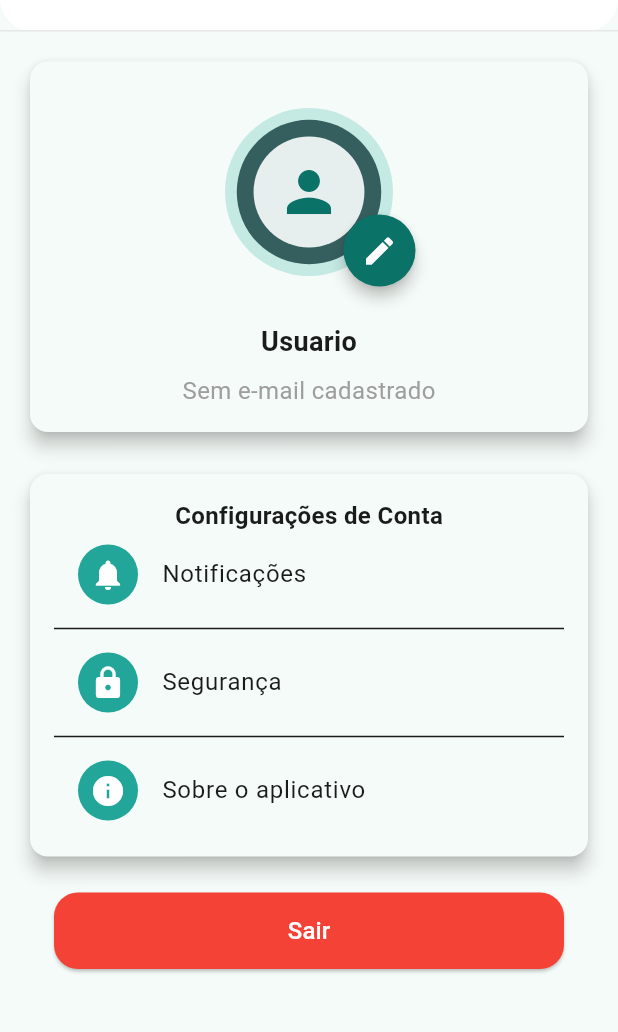
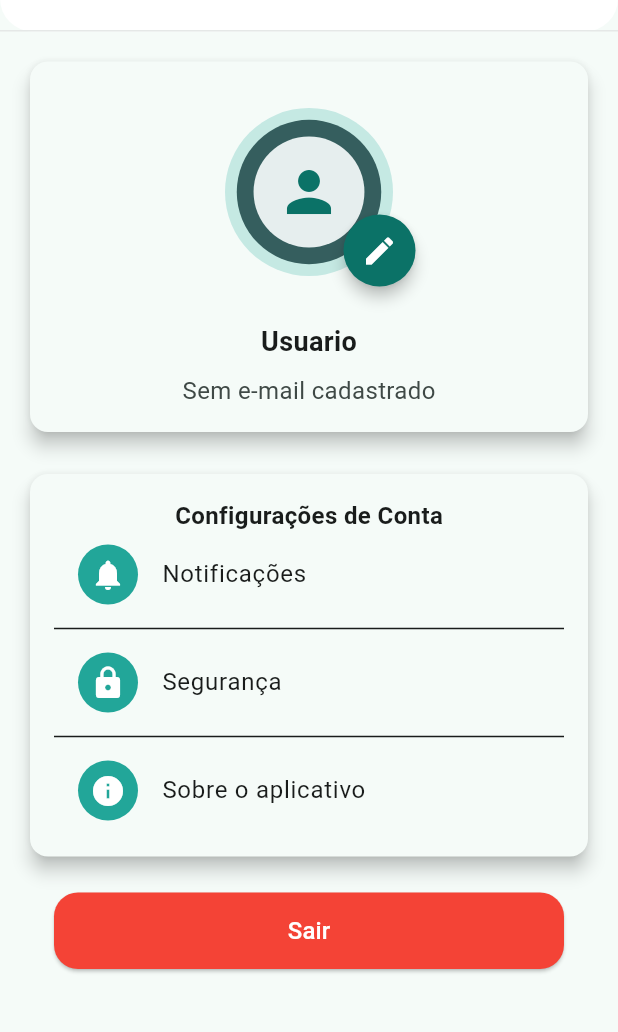
Before and after one commit to JonathanOishi/geo_tasks, a Flutter app: the ProfilePage screen opened by its route, on a phone screen of 412 x 824 dp, the part 90-1122 px from its top. Run offline on Flutter 3.47's test engine with Material 3 defaults, Android fonts, the phone set to English and light mode, and no system bars; our stand-ins replace cloud_firestore, firebase_auth, firebase_core, flutter_dotenv, flutter_slidable, geolocator and 1 more; accounts and stored records are empty; network calls fail.

Commit message:
melhorando o App

```diff
--- a/lib/app/theme/app_colors.dart
+++ b/lib/app/theme/app_colors.dart
@@ -6,17 +6,45 @@ class AppColors {
   static const Color primary = Color(0xFF22A699);
   static const Color secondary = Color(0xFF5CCFC4);
   static const Color tertiary = Color(0xFF1B8E82);
+  static const Color appBarTitle = Color(0xFF0B7267);
+  static const Color appBarSubtitle = Color(0xFF58615F);
+  static const Color appBarBackground = Color(0xFFFFFFFF);
+  static const Color appBarDivider = Color(0xFFE5E8E7);
   static const Color background = Color(0xFFF5FBF8);
   static const Color surface = Color(0xFFF5FBF8);
   static const Color surfaceLowest = Color(0xFFFFFFFF);
   static const Color surfaceContainer = Color(0xFFEFF5F2);
+  static const Color surfaceAlt = Color(0xFFF0F6F5);
+  static const Color surfaceSoft = Color(0xFFECF8F4);
+  static const Color surfaceBright = Color(0xFFF9FCFB);
+  static const Color surfaceTint = Color(0xFFC9EDE7);
+  static const Color surfaceTintStrong = Color(0xFF94D7CC);
   static const Color onPrimary = Color(0xFFFFFFFF);
   static const Color textPrimary = Color(0xFF191C1B);
   static const Color textSecondary = Color(0xFF3F4946);
+  static const Color textMuted = Color(0xFF9AA8A3);
   static const Color onSurface = Color(0xFF191C1B);
   static const Color onSurfaceVariant = Color(0xFF3F4946);
   static const Color outline = Color(0xFF6F7976);
+  static const Color outlineSoft = Color(0xFFE8F7F5);
+  static const Color textOnMuted = Color(0xFF374B49);
+  static const Color textDisabled = Color(0xFFB8C4C2);
+  static const Color textCalendar = Color(0xFF7E8D8B);
+  static const Color avatarBorder = Color(0xFF17A89B);
+  static const Color avatarBackground = Color(0xFFDAF5F1);
+  static const Color avatarOuter = Color(0xFF1AA79A);
+  static const Color avatarInner = Color(0xFF355E5E);
+  static const Color avatarSurface = Color(0xFFE6EEEE);
+  static const Color avatarIcon = Color(0xFF0B7267);
+  static const Color avatarEditBackground = Color(0xFF0B7267);
+  static const Color avatarEditIcon = Color(0xFFFFFFFF);
   static const Color success = Color(0xFF4CAF50);
   static const Color warning = Color(0xFFFFB300);
   static const Color error = Color(0xFFF44336);
+  static const Color shadowLight = Color(0x0D000000);
+  static const Color transparent = Color(0x00000000);
+  static const Color googleBlue = Color(0xFF4285F4);
+  static const Color googleRed = Color(0xFFEA4335);
+  static const Color googleYellow = Color(0xFFFBBC05);
+  static const Color googleGreen = Color(0xFF34A853);
 }
--- a/lib/features/tasks/viewmodels/crud_view_model.dart
+++ b/lib/features/tasks/viewmodels/crud_view_model.dart
@@ -19,7 +19,6 @@ class CrudViewModel {
 
   Future<void> setCurrentLocationForTask(
     BuildContext context,
-    int index,
     Task task,
   ) async {
     try {
@@ -37,7 +36,6 @@ class CrudViewModel {
           : 'Meu local';
 
       await tasksViewModel.updateTask(
-        index,
         task.copyWith(
           location: locationName,
           latitude: position.latitude,
@@ -59,13 +57,13 @@ class CrudViewModel {
     );
   }
 
-  Future<void> editTask(BuildContext context, int index) async {
+  Future<void> editTask(BuildContext context, Task task) async {
     final tasksViewModel = Provider.of<TasksViewModel>(context, listen: false);
     await Navigator.of(context).pushNamed(
       AppRoutes.addEditTask,
       arguments: AddEditTaskArgs(
         tasksViewModel: tasksViewModel,
-        taskIndex: index,
+        task: task,
       ),
     );
   }
--- a/lib/features/tasks/views/profile_page.dart
+++ b/lib/features/tasks/views/profile_page.dart
@@ -78,15 +78,18 @@ class _ProfilePageState extends State<ProfilePage> {
                   width: 44,
                   height: 4,
                   decoration: BoxDecoration(
-                    color: Colors.black12,
+                    color: AppColors.shadowLight,
                     borderRadius: BorderRadius.circular(100),
                   ),
                 ),
                 const SizedBox(height: 18),
                 ListTile(
                   leading: const CircleAvatar(
-                    backgroundColor: Color(0xFFE8F7F5),
-                    child: Icon(Icons.photo_camera, color: Color(0xFF0B7267)),
+                    backgroundColor: AppColors.outlineSoft,
+                    child: Icon(
+                      Icons.photo_camera,
+                      color: AppColors.avatarIcon,
+                    ),
                   ),
                   title: const Text('Tirar foto'),
                   onTap: () async {
@@ -100,8 +103,11 @@ class _ProfilePageState extends State<ProfilePage> {
                 ),
                 ListTile(
                   leading: const CircleAvatar(
-                    backgroundColor: Color(0xFFE8F7F5),
-                    child: Icon(Icons.photo_library, color: Color(0xFF0B7267)),
+                    backgroundColor: AppColors.outlineSoft,
+                    child: Icon(
+                      Icons.photo_library,
+                      color: AppColors.avatarIcon,
+                    ),
                   ),
                   title: const Text('Abrir galeria'),
                   onTap: () async {
@@ -133,7 +139,7 @@ class _ProfilePageState extends State<ProfilePage> {
     return Scaffold(
       appBar: AppBar(
         automaticallyImplyLeading: false,
-        backgroundColor: Colors.white,
+        backgroundColor: AppColors.appBarBackground,
         elevation: 0,
         scrolledUnderElevation: 0,
         toolbarHeight: 80,
@@ -152,7 +158,7 @@ class _ProfilePageState extends State<ProfilePage> {
               style: TextStyle(
                 fontSize: 36,
                 fontWeight: FontWeight.w700,
-                color: Color(0xFF0B7267),
+                color: AppColors.appBarTitle,
                 height: 1.1,
               ),
             ),
@@ -164,7 +170,7 @@ class _ProfilePageState extends State<ProfilePage> {
           child: Divider(
             height: 1,
             thickness: 1,
-            color: Color(0xFFE5E8E7),
+            color: AppColors.appBarDivider,
           ),
         ),
       ),
@@ -203,7 +209,7 @@ class _ProfilePageState extends State<ProfilePage> {
                             userEmail,
                             style: TextStyle(
                               fontSize: 16,
-                              color: Colors.grey,
+                              color: AppColors.textSecondary,
                             ),
                           ),
                         ],
--- a/lib/features/tasks/widgets/custom_nav_bar.dart
+++ b/lib/features/tasks/widgets/custom_nav_bar.dart
@@ -124,7 +124,7 @@ class _NavItem extends StatelessWidget {
           decoration: BoxDecoration(
             color: isSelected
                 ? AppColors.primary.withValues(alpha: 0.95)
-                : Colors.transparent,
+                : AppColors.transparent,
             borderRadius: BorderRadius.circular(24),
           ),
           padding: const EdgeInsets.symmetric(horizontal: 10),
--- a/lib/features/tasks/widgets/profile_avatar.dart
+++ b/lib/features/tasks/widgets/profile_avatar.dart
@@ -2,6 +2,7 @@ import 'dart:convert';
 import 'dart:typed_data';
 
 import 'package:flutter/material.dart';
+import 'package:geo_tasks/app/theme/app_colors.dart';
 
 class ProfileAvatar extends StatelessWidget {
   const ProfileAvatar({
@@ -37,7 +38,7 @@ class ProfileAvatar extends StatelessWidget {
             height: outerSize,
             decoration: BoxDecoration(
               shape: BoxShape.circle,
-              color: const Color(0xFF1AA79A).withValues(alpha: 0.22),
+              color: AppColors.avatarOuter.withValues(alpha: 0.22),
             ),
           ),
           Container(
@@ -45,7 +46,7 @@ class ProfileAvatar extends StatelessWidget {
             height: innerSize,
             decoration: const BoxDecoration(
               shape: BoxShape.circle,
-              color: Color(0xFF355E5E),
+              color: AppColors.avatarInner,
             ),
           ),
           Container(
@@ -53,7 +54,7 @@ class ProfileAvatar extends StatelessWidget {
             height: imageSize,
             decoration: const BoxDecoration(
               shape: BoxShape.circle,
-              color: Color(0xFFE6EEEE),
+              color: AppColors.avatarSurface,
             ),
             child: ClipOval(
               child: imageBytes != null
@@ -73,13 +74,13 @@ class ProfileAvatar extends StatelessWidget {
                       errorBuilder: (_, _, _) => const Icon(
                         Icons.person,
                         size: 44,
-                        color: Color(0xFF0B7267),
+                        color: AppColors.avatarIcon,
                       ),
                     )
                   : const Icon(
                       Icons.person,
                       size: 44,
-                      color: Color(0xFF0B7267),
+                      color: AppColors.avatarIcon,
                     ),
             ),
           ),
@@ -87,7 +88,7 @@ class ProfileAvatar extends StatelessWidget {
             right: 0,
             bottom: 8,
             child: Material(
-              color: const Color(0xFF0B7267),
+              color: AppColors.avatarEditBackground,
               shape: const CircleBorder(),
               elevation: 4,
               child: InkWell(
@@ -98,7 +99,7 @@ class ProfileAvatar extends StatelessWidget {
                   height: 48,
                   child: Icon(
                     Icons.edit,
-                    color: Colors.white,
+                    color: AppColors.avatarEditIcon,
                     size: 24,
                   ),
                 ),
--- a/lib/features/tasks/widgets/task_card.dart
+++ b/lib/features/tasks/widgets/task_card.dart
@@ -35,7 +35,7 @@ class TaskCard extends StatelessWidget {
           borderRadius: BorderRadius.circular(28),
           boxShadow: [
             BoxShadow(
-              color: Colors.black.withValues(alpha: 0.05),
+              color: AppColors.shadowLight,
               blurRadius: 12,
               offset: const Offset(0, 4),
             ),
```
Also changed, not shown: lib/features/tasks/viewmodels/add_edit_task_args.dart (+3 -8 lines), lib/features/tasks/viewmodels/tasks_view_model.dart (+6 -12 lines), lib/features/tasks/views/add_edit_task_page.dart (+3 -4 lines), lib/features/tasks/views/dashboard_page.dart (+8 -22 lines), lib/features/tasks/views/home_page.dart (+12 -28 lines), lib/features/tasks/views/login_page.dart (+24 -9 lines), lib/features/tasks/views/register_page.dart (+36 -4 lines), lib/features/tasks/widgets/custom_text_field.dart (+8 -2 lines), lib/features/tasks/widgets/dashboard_widgets.dart (+6 -6 lines), lib/features/tasks/widgets/profile_app_bar_avatar.dart (added, +53 -0 lines), 1 other file.
